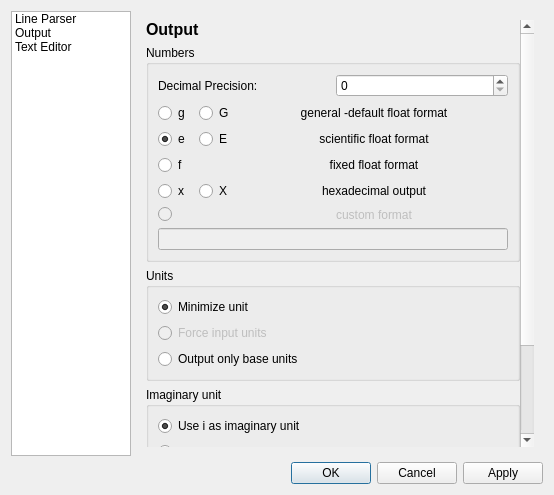
Above: settingsdialog.ui from Rob0xFF/PhyxCalc before the change. Below: the same form after it.
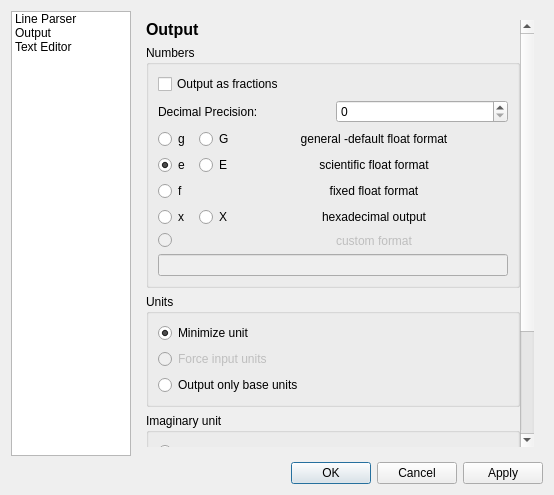
That is the form after the change.

Commit message: added fractions updated doc

Patch:
```diff
--- a/settingsdialog.ui
+++ b/settingsdialog.ui
@@ -194,7 +194,7 @@
             <x>0</x>
             <y>0</y>
             <width>397</width>
-            <height>519</height>
+            <height>544</height>
            </rect>
           </property>
           <layout class="QVBoxLayout" name="verticalLayout_10">
@@ -227,6 +227,13 @@
               <string>Numbers</string>
              </property>
              <layout class="QVBoxLayout" name="verticalLayout_3">
+              <item>
+               <widget class="QCheckBox" name="fractionCheck">
+                <property name="text">
+                 <string>Output as fractions</string>
+                </property>
+               </widget>
+              </item>
               <item>
                <layout class="QHBoxLayout" name="horizontalLayout">
                 <item>
```
The commit also changes 8 other files.
